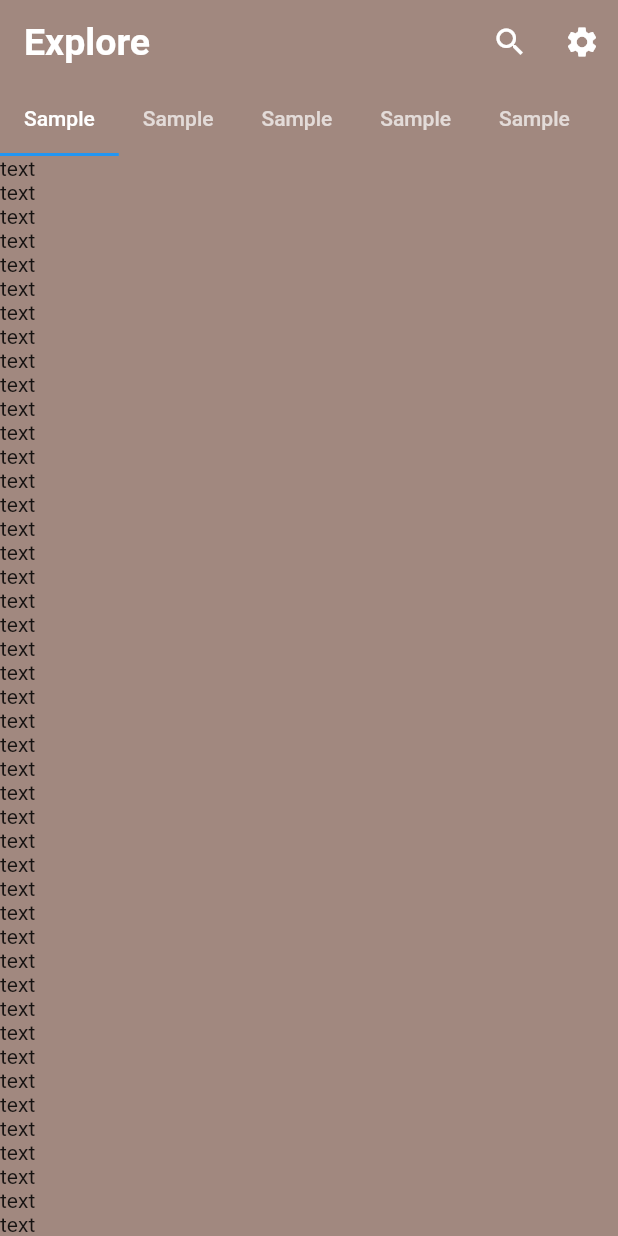
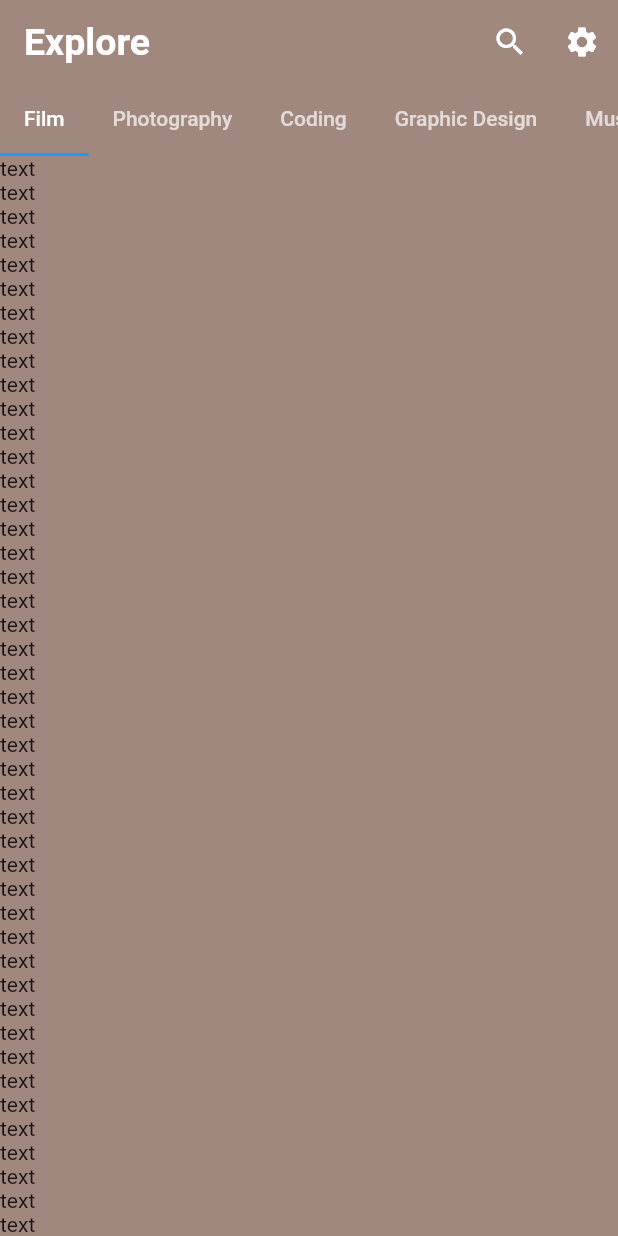
Before and after one commit to CoalitionOfCoders-COC/Collide, a Flutter app: the screen it shows after launch, on a phone screen of 412 x 824 dp. Run offline on Flutter 3.47's test engine with Material 2 defaults, Android fonts, the phone set to English and light mode, and no system bars.

Commit message:
change tab names

```diff
--- a/lib/screens/post/index.dart
+++ b/lib/screens/post/index.dart
@@ -47,13 +47,14 @@ class _PostIndex extends State<PostIndex> {
               // tab bar for navigation
               bottom: TabBar(
                 isScrollable: true,
+                //indicatorColor: Colors.brown[300],
                 tabs: [
-                  Tab(text: 'Sample'),
-                  Tab(text: 'Sample'),
-                  Tab(text: 'Sample'),
-                  Tab(text: 'Sample'),
-                  Tab(text: 'Sample'),
-                  Tab(text: 'Sample'),
+                  Tab(text: 'Film'),
+                  Tab(text: 'Photography'),
+                  Tab(text: 'Coding'),
+                  Tab(text: 'Graphic Design'),
+                  Tab(text: 'Music'),
+                  Tab(text: 'Other'),
                 ],
               ),
             ),
```
